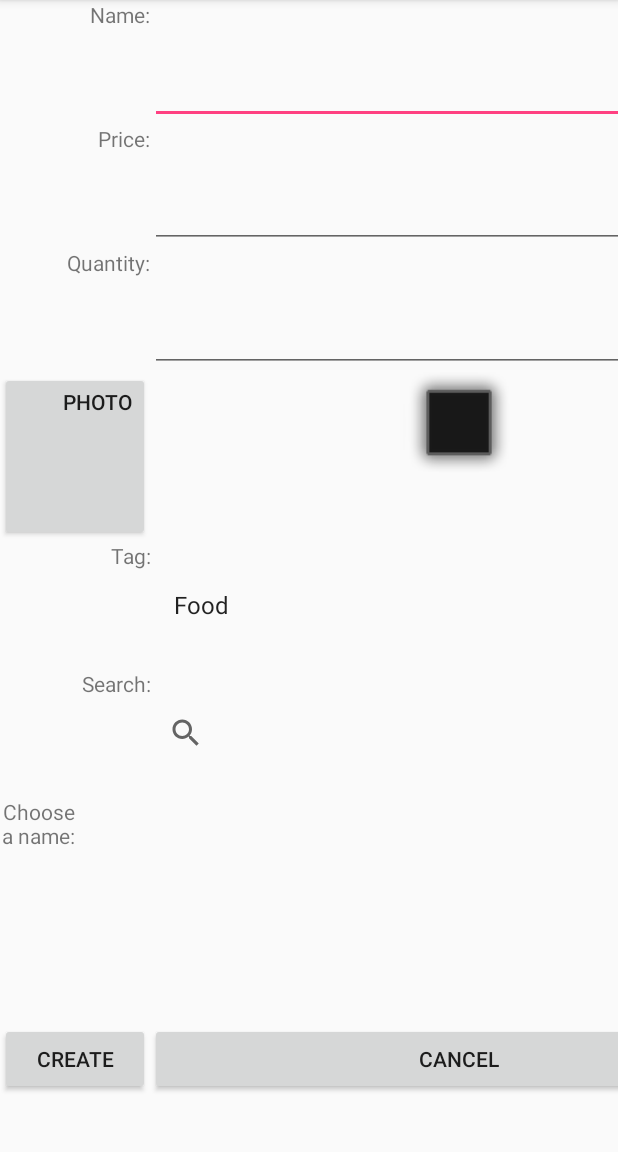
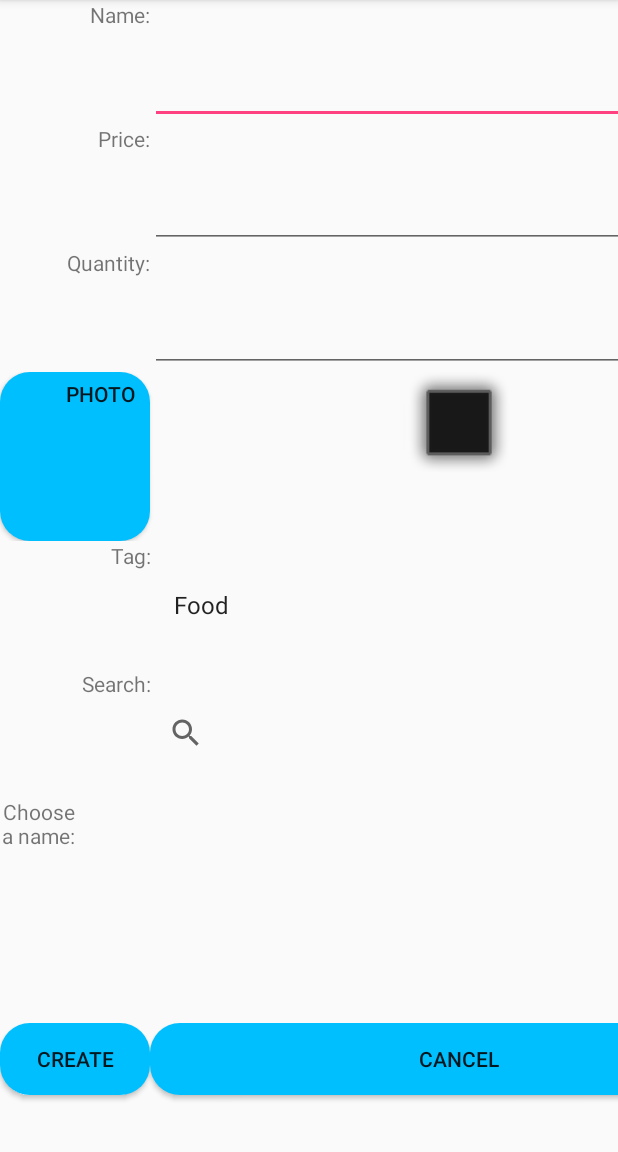
Before and after one commit to caihua2400/AccountShoppingList, an Android app: the AddItemActivity screen opened directly, with no data from a screen before it, on a phone screen of 412 x 824 dp, the part 84-1236 px from its top. Run offline under Robolectric (Android 15) with nearby library versions, the phone set to English and light mode, and no system bars.

Commit message:
style changed

```diff
--- a/app/src/main/java/com/example/owner/accountshoppinglist/DatabaseUtility.java
+++ b/app/src/main/java/com/example/owner/accountshoppinglist/DatabaseUtility.java
@@ -36,7 +36,7 @@ public class DatabaseUtility {
             + KEY_NAME + " string not null, "
             + KEY_PRICE + " int not null, "
             + KEY_QUANTITY + " integer not null, "
-            + KEY_ITEM_PHOTO_PATH+ " string not null, "
+            + KEY_ITEM_PHOTO_PATH+ " string , "
             + KEY_TAG+ " string not null"
             +");";
     public static final String CREATE_STATEMENT_BOUGHT="CREATE TABLE"
@@ -46,7 +46,7 @@ public class DatabaseUtility {
             + KEY_NAME + " string not null, "
             + KEY_PRICE + " int not null, "
             + KEY_QUANTITY + " integer not null, "
-            + KEY_ITEM_PHOTO_PATH+ " string not null, "
+            + KEY_ITEM_PHOTO_PATH+ " string , "
             + KEY_TAG+" string not null"
             +");";
 
--- a/app/src/main/java/com/example/owner/accountshoppinglist/ShoppingItemDatabase.java
+++ b/app/src/main/java/com/example/owner/accountshoppinglist/ShoppingItemDatabase.java
@@ -15,7 +15,7 @@ public class ShoppingItemDatabase {
     //name of the database
     private static final String DATABASE_NAME="ShoppingItemDatabase";
     //database version increment it every time you upgrade your database
-    private static final int DATABASE_VERSION=2;
+    private static final int DATABASE_VERSION=3;
     //connection to the database
     private SQLiteDatabase mDb;
     private DatabaseHelper mDbHelper;
--- /dev/null
+++ b/app/src/main/res/drawable/rounded_button.xml
@@ -0,0 +1,13 @@
+<?xml version="1.0" encoding="utf-8"?>
+<shape xmlns:android="http://schemas.android.com/apk/res/android"
+    android:shape="rectangle">
+
+    <corners android:radius="20dp"/> // if you want clear round shape then make radius size is half of your  button`s height.
+    <solid android:color="#00bfff"/> // Button Colour
+    <padding
+        android:bottom="5dp"
+        android:left="10dp"
+        android:right="10dp"
+        android:top="5dp"/>
+
+</shape>
--- a/app/src/main/res/layout/activity_add_item.xml
+++ b/app/src/main/res/layout/activity_add_item.xml
@@ -15,6 +15,7 @@
         android:layout_marginStart="8dp"
         android:layout_marginTop="8dp"
         android:text="create"
+        android:background="@drawable/rounded_button"
         app:layout_constraintBottom_toBottomOf="parent"
         app:layout_constraintEnd_toEndOf="parent"
         app:layout_constraintStart_toStartOf="parent"
--- a/app/src/main/res/layout/activity_add_item_new.xml
+++ b/app/src/main/res/layout/activity_add_item_new.xml
@@ -56,6 +56,7 @@
             android:layout_height="match_parent"
             android:layout_column="0"
             android:gravity="right"
+            android:background="@drawable/rounded_button"
             android:id="@+id/button_take_photo"/>
         <ImageView android:layout_column="1" android:layout_height="75dp" android:layout_width="125dp"
             android:id="@+id/myImageView"
@@ -99,8 +100,10 @@
     </TableRow>
 
     <TableRow android:layout_width="match_parent" android:layout_height="wrap_content" android:layout_weight="1">
-<Button android:text="create" android:layout_column="0" android:id="@+id/button_create"/>
-        <Button android:text="Cancel" android:layout_column="1" android:id="@+id/button_cancel_add"/>
+<Button android:text="create" android:layout_column="0" android:id="@+id/button_create"
+    android:background="@drawable/rounded_button"/>
+        <Button android:text="Cancel" android:layout_column="1" android:id="@+id/button_cancel_add"
+            android:background="@drawable/rounded_button"/>
 
     </TableRow>
 </TableLayout>
```
Also changed, not shown: app/src/main/java/com/example/owner/accountshoppinglist/BoughtSummaryActivity.java (+8 -1 lines), app/src/main/java/com/example/owner/accountshoppinglist/BoughtSummaryListAdapter.java (+5 -3 lines).
